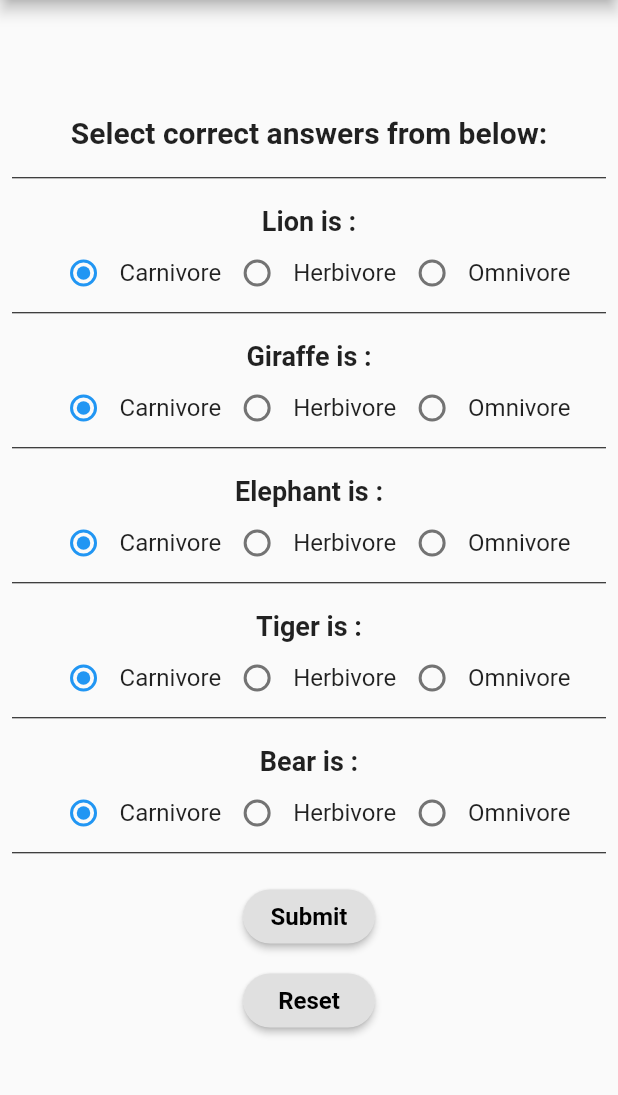
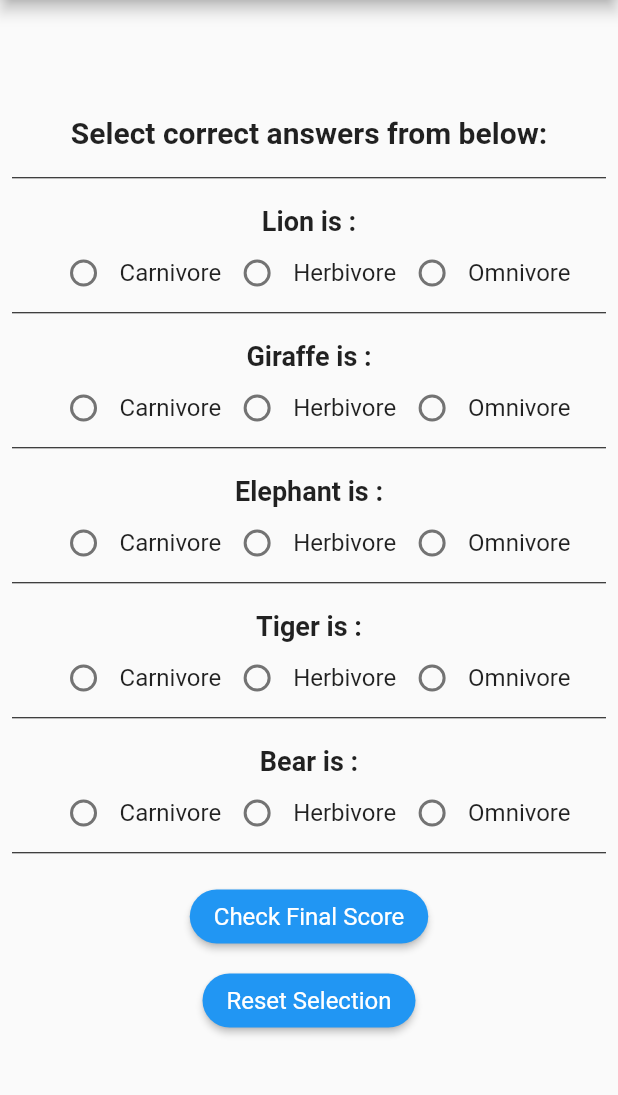
Before and after one commit to DK15/quiz-app-flutter, a Flutter app: the screen it shows after launch, on a phone screen of 412 x 824 dp, the part 84-1179 px from its top. Run offline on Flutter 3.47's test engine with Material 2 defaults, Android fonts, the phone set to English and light mode, and no system bars; our stand-ins replace fluttertoast.

Commit message:
minor changes

```diff
--- a/lib/main.dart
+++ b/lib/main.dart
@@ -9,12 +9,12 @@ class MyApp extends StatefulWidget {
 }
 
 class _MyAppState extends State<MyApp> {
-  int _radioValue1 = 0;
+  int _radioValue1 = -1;
   int correctScore = 0;
-  int _radioValue2 = 0;
-  int _radioValue3 = 0;
-  int _radioValue4 = 0;
-  int _radioValue5 = 0;
+  int _radioValue2 = -1;
+  int _radioValue3 = -1;
+  int _radioValue4 = -1;
+  int _radioValue5 = -1;
 
   void _handleRadioValueChange1(int value) {
     setState(() {
@@ -22,11 +22,14 @@ class _MyAppState extends State<MyApp> {
 
       switch (_radioValue1) {
         case 0:
+          Fluttertoast.showToast(msg: 'Correct !',toastLength: Toast.LENGTH_SHORT);
           correctScore++;
           break;
         case 1:
+          Fluttertoast.showToast(msg: 'Try again !',toastLength: Toast.LENGTH_SHORT);
           break;
         case 2:
+          Fluttertoast.showToast(msg: 'Try again !',toastLength: Toast.LENGTH_SHORT);
           break;
       }
     });
@@ -38,11 +41,14 @@ class _MyAppState extends State<MyApp> {
 
       switch (_radioValue2) {
         case 0:
+          Fluttertoast.showToast(msg: 'Try again !',toastLength: Toast.LENGTH_SHORT);
           break;
         case 1:
+          Fluttertoast.showToast(msg: 'Correct !',toastLength: Toast.LENGTH_SHORT);
           correctScore++;
           break;
         case 2:
+          Fluttertoast.showToast(msg: 'Try again !',toastLength: Toast.LENGTH_SHORT);
           break;
       }
     });
@@ -54,11 +60,14 @@ class _MyAppState extends State<MyApp> {
 
       switch (_radioValue3) {
         case 0:
+          Fluttertoast.showToast(msg: 'Try again !',toastLength: Toast.LENGTH_SHORT);
           break;
         case 1:
+          Fluttertoast.showToast(msg: 'Correct !',toastLength: Toast.LENGTH_SHORT);
           correctScore++;
           break;
         case 2:
+          Fluttertoast.showToast(msg: 'Try again !',toastLength: Toast.LENGTH_SHORT);
           break;
       }
     });
@@ -70,11 +79,14 @@ class _MyAppState extends State<MyApp> {
 
       switch (_radioValue4) {
         case 0:
+          Fluttertoast.showToast(msg: 'Correct !',toastLength: Toast.LENGTH_SHORT);
           correctScore++;
           break;
         case 1:
+          Fluttertoast.showToast(msg: 'Try again !',toastLength: Toast.LENGTH_SHORT);
           break;
         case 2:
+          Fluttertoast.showToast(msg: 'Try again !',toastLength: Toast.LENGTH_SHORT);
           break;
       }
     });
@@ -86,10 +98,13 @@ class _MyAppState extends State<MyApp> {
 
       switch (_radioValue5) {
         case 0:
+          Fluttertoast.showToast(msg: 'Try again !',toastLength: Toast.LENGTH_SHORT);
           break;
         case 1:
+          Fluttertoast.showToast(msg: 'Try again !',toastLength: Toast.LENGTH_SHORT);
           break;
         case 2:
+          Fluttertoast.showToast(msg: 'Correct !',toastLength: Toast.LENGTH_SHORT);
           correctScore++;
           break;
       }
@@ -381,12 +396,14 @@ class _MyAppState extends State<MyApp> {
                                           new RaisedButton(
                                             onPressed: validateAnswers,
                                             child: new Text(
-                                              'Submit',
+                                              'Check Final Score',
+
                                               style: new TextStyle(
                                                   fontSize: 16.0,
-                                                  fontWeight: FontWeight.bold,
-                                                  color: Colors.black),
+                                                  fontWeight: FontWeight.normal,
+                                                  color: Colors.white),
                                             ),
+                                            color: Theme.of(context).accentColor,
                                             shape: new RoundedRectangleBorder(
                                                 borderRadius:
                                                     new BorderRadius.circular(
@@ -398,12 +415,13 @@ class _MyAppState extends State<MyApp> {
                                           new RaisedButton(
                                             onPressed: resetSelection,
                                             child: new Text(
-                                              'Reset',
+                                              'Reset Selection',
                                               style: new TextStyle(
-                                                  fontWeight: FontWeight.bold,
+                                                  fontWeight: FontWeight.normal,
                                                   fontSize: 16.0,
-                                                  color: Colors.black),
+                                                  color: Colors.white),
                                             ),
+                                            color: Theme.of(context).accentColor,
                                             shape: new RoundedRectangleBorder(
                                                 borderRadius:
                                                     new BorderRadius.circular(
@@ -428,8 +446,15 @@ class _MyAppState extends State<MyApp> {
   }
 
   void validateAnswers() {
-    Fluttertoast.showToast(
-        msg: 'Your total score is: $correctScore out of 5',
-        toastLength: Toast.LENGTH_LONG);
+    if (_radioValue1 == -1 && _radioValue2 == -1 &&
+        _radioValue3 == -1 && _radioValue4 == -1 &&
+        _radioValue5 == -1) {
+      Fluttertoast.showToast(msg: 'Please select atleast one answer',
+          toastLength: Toast.LENGTH_SHORT);
+    } else {
+      Fluttertoast.showToast(
+          msg: 'Your total score is: $correctScore out of 5',
+          toastLength: Toast.LENGTH_LONG);
+    }
   }
 }
```
